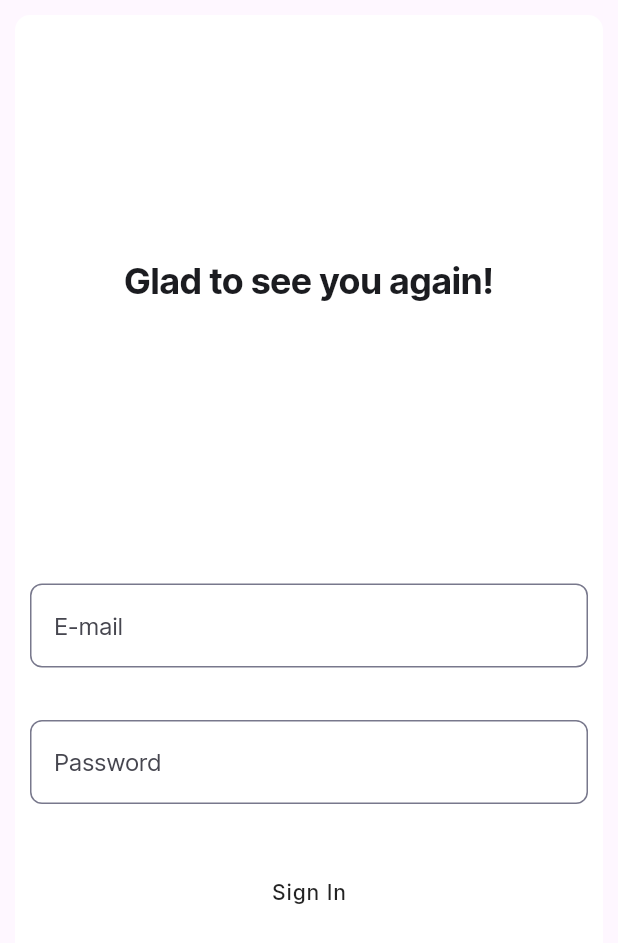
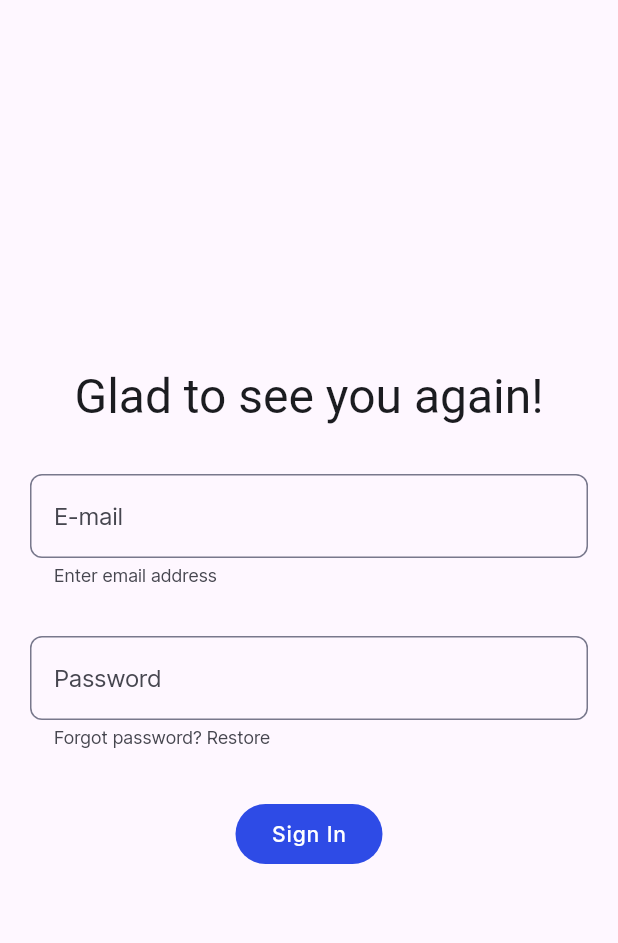
Before and after one commit to SashaKVANT/Giga_hack_front, a Flutter app: the SignInForm widget shown alone on an empty page, opened directly, on a phone screen of 412 x 824 dp. Shown: the top 943 px of the screen. Run offline on Flutter 3.47's test engine with Material 2 defaults, Android fonts, the phone set to English and light mode, and no system bars; generated files the repository leaves out were written again.

Commit message:
feat: update login page layout, add supporting text

```diff
--- a/lib/auth/presentation/sign_in/sign_in_page.dart
+++ b/lib/auth/presentation/sign_in/sign_in_page.dart
@@ -25,7 +25,7 @@ class SignInPage extends StatelessWidget {
             top: 0,
             bottom: 0,
             width: MediaQuery.of(context).size.width * (2 / 3),
-            child: const SignInForm(),
+            child: const SignInForm()
           ),
         ],
       ),
--- a/lib/auth/presentation/sign_in/widgets/sign_in_form.dart
+++ b/lib/auth/presentation/sign_in/widgets/sign_in_form.dart
@@ -12,14 +12,13 @@ class SignInForm extends StatelessWidget {
         margin: const EdgeInsets.all(10.0),
         padding: const EdgeInsets.all(10.0),
         decoration: BoxDecoration(
-          color: Colors.white,
+          color: Theme.of(context).cardColor,
           borderRadius: BorderRadius.circular(10.0),
         ),
         child: const Center(
           child: Column(
-            mainAxisAlignment: MainAxisAlignment.spaceEvenly,
+            mainAxisAlignment: MainAxisAlignment.spaceAround,
             children: [
-              WelcomeTextWidget(),
               LoginFormWidget(),
             ],
           ),
@@ -29,81 +28,66 @@ class SignInForm extends StatelessWidget {
   }
 }
 
-class WelcomeTextWidget extends StatelessWidget {
-  const WelcomeTextWidget({super.key});
-
-  @override
-  Widget build(BuildContext context) {
-    return Text(
-      AppLocalizations.of(context).gladToSeeYouAgain,
-      style: const TextStyle(fontSize: 24, fontWeight: FontWeight.bold),
-    );
-  }
+Widget _welcomeText(BuildContext context) {
+  return Text(
+    AppLocalizations.of(context).gladToSeeYouAgain,
+    style: Theme.of(context).textTheme.headlineLarge
+  );
 }
 
 class LoginFormWidget extends StatelessWidget {
   const LoginFormWidget({super.key});
 
   @override
-  // Widget build(BuildContext context) {
-  //   return SizedBox(
-  //     height: 200,
-  //     width: 400,
-  //     child: Column(
-  //       mainAxisAlignment: MainAxisAlignment.center, // center the content
-  //       children: [
-  //         Flexible(child: _emailField()),      // wrap with Flexible
-  //         SizedBox(height: 20),                // space between widgets
-  //         Flexible(child: _passwordField()),  // wrap with Flexible
-  //         SizedBox(height: 20),                // space between widgets
-  //         _loginButton(),
-  //       ],
-  //     ),
-  //   );
-  // }
   Widget build(BuildContext context) {
     return SizedBox(
-      height: 300,
+      height: 400,
       width: 400,
       child: Column(
         mainAxisAlignment: MainAxisAlignment.spaceEvenly,
         children: [
+          _welcomeText(context),
           _emailField(context),
           _passwordField(context),
-          _loginButton(context),
+          _loginButton(context)
         ],
       ),
     );
   }
 
-  Widget _passwordField(context) {
+  Widget _passwordField(BuildContext context) {
     return TextField(
       obscureText: true,
       decoration: InputDecoration(
         border: const OutlineInputBorder(
           borderRadius: BorderRadius.all(
-            Radius.circular(8.0), // Adjust the radius as needed
+            Radius.circular(8.0),
           ),
         ),
-        labelText: AppLocalizations.of(context).password,
+        hintText: AppLocalizations.of(context).password,
+        helperText: AppLocalizations.of(context).forgotPasswordRestore
       ),
     );
   }
 
-  Widget _emailField(context) {
+  Widget _emailField(BuildContext context) {
     return TextField(
       decoration: InputDecoration(
         border: const OutlineInputBorder(
           borderRadius: BorderRadius.all(
-            Radius.circular(8.0), // Adjust the radius as needed
+            Radius.circular(8.0),
           ),
         ),
-        labelText: AppLocalizations.of(context).email,
+        hintText: AppLocalizations.of(context).email,
+        helperText: AppLocalizations.of(context).enterEmailAddress
       ),
     );
   }
 
-  Widget _loginButton(context) {
-    return MaterialButton(onPressed: () {}, child: Text(AppLocalizations.of(context).signIn));
+  Widget _loginButton(BuildContext context) {
+    return FilledButton(
+      onPressed: () {},
+      child: Text(AppLocalizations.of(context).signIn),
+    );
   }
 }
--- a/lib/core/l10n/app_en.arb
+++ b/lib/core/l10n/app_en.arb
@@ -14,5 +14,13 @@
   "signIn":"Sign In",
   "@signIn": {
     "description": "Login screen signIn button text"
+  },
+  "enterEmailAddress": "Enter email address",
+  "@enterEmailAddress": {
+    "description": "Login screen email address entry prompt"
+  },
+  "forgotPasswordRestore": "Forgot password? Restore",
+  "@forgotPasswordRestore": {
+    "description": "Login screen prompt for users who forgot their password"
   }
 }
--- a/lib/core/l10n/app_ru.arb
+++ b/lib/core/l10n/app_ru.arb
@@ -2,5 +2,7 @@
   "gladToSeeYouAgain": "Рады видеть вас снова!",
   "password": "Пароль",
   "email":"E-mail",
-  "signIn":"Вход"
+  "signIn":"Войти",
+  "enterEmailAddress": "Введите адрес электронной почты",
+  "forgotPasswordRestore": "Забыли пароль? Восстановить"
 }
```
